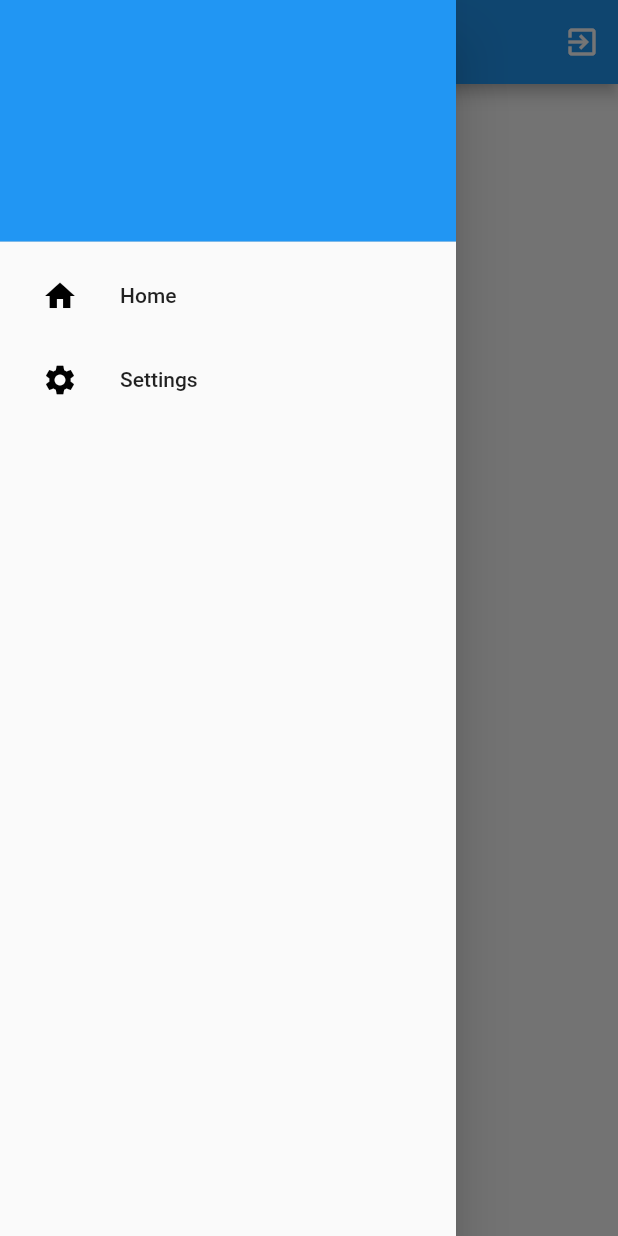
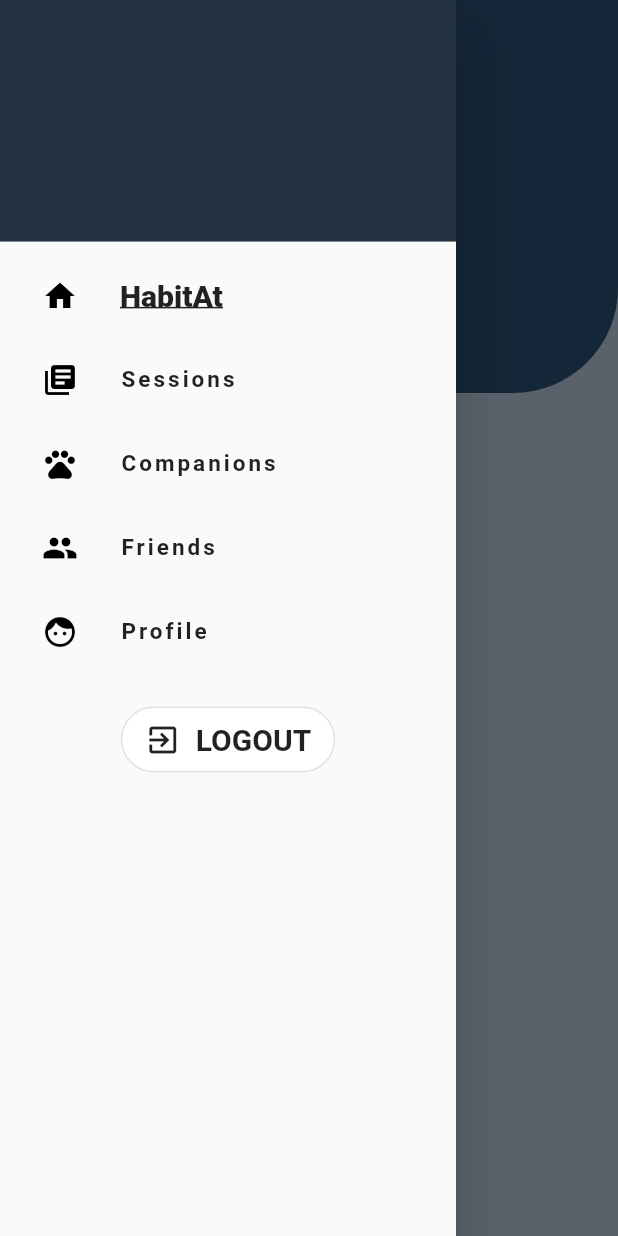
Before and after one commit to adrian1c/HabitAt, a Flutter app: the Home screen opened directly, with the side drawer open, on a phone screen of 412 x 824 dp. Run offline on Flutter 3.47's test engine with Material 2 defaults, Android fonts, the phone set to English and light mode, and no system bars; our stand-ins replace cloud_firestore, firebase_auth, firebase_core, flutter_signin_button, google_fonts, splashscreen; accounts and stored records are empty; Roboto replaces fonts that are missing (Sen, Spartan).

Commit message:
Added new pages and styling

```diff
--- a/lib/home.dart
+++ b/lib/home.dart
@@ -2,38 +2,53 @@ import 'package:firebase_auth/firebase_auth.dart';
 import 'package:flutter/material.dart';
 import 'package:cloud_firestore/cloud_firestore.dart';
 
+import 'package:google_fonts/google_fonts.dart';
+
 import 'email_login.dart';
+import 'session.dart';
+import 'companion.dart';
+import 'friend.dart';
+import 'profile.dart';
 
 class Home extends StatelessWidget {
   Home({this.uid});
   final String uid;
-  final String title = "Home";
 
   @override
   Widget build(BuildContext context) {
+    double width = MediaQuery.of(context).size.width;
+    double height = MediaQuery.of(context).size.height;
     return Scaffold(
-        appBar: AppBar(
-          title: Text(title),
-          actions: <Widget>[
-            IconButton(
-              icon: Icon(
-                Icons.exit_to_app,
-                color: Colors.white,
+      backgroundColor: Color(0xffC2D3E8),
+      appBar: new AppBar(
+        elevation: 0,
+        backgroundColor: Color(0xff29547B),
+        title: Text('HOME',
+            textAlign: TextAlign.left,
+            style: GoogleFonts.sen(
+              fontWeight: FontWeight.bold,
+              fontSize: 20,
+            )),
+      ),
+      body: Column(
+        children: [
+          Container(
+            alignment: Alignment.center,
+            width: width,
+            height: height * 0.25,
+            decoration: BoxDecoration(
+              color: Color(0xff29547B),
+              borderRadius: BorderRadius.only(
+                bottomLeft: Radius.circular(70.0),
+                bottomRight: Radius.circular(70.0),
               ),
-              onPressed: () {
-                FirebaseAuth auth = FirebaseAuth.instance;
-                auth.signOut().then((res) {
-                  Navigator.pushAndRemoveUntil(
-                      context,
-                      MaterialPageRoute(builder: (context) => EmailLogIn()),
-                      (Route<dynamic> route) => false);
-                });
-              },
-            )
-          ],
-        ),
-        body: Center(child: Text('Welcome!')),
-        drawer: NavigateDrawer(uid: this.uid));
+            ),
+            child: Text('Hello'),
+          ),
+        ],
+      ),
+      drawer: NavigateDrawer(uid: uid),
+    );
   }
 }
 
@@ -59,7 +74,11 @@ class _NavigateDrawerState extends State<NavigateDrawer> {
                     .get(),
                 builder: (context, AsyncSnapshot<DocumentSnapshot> snapshot) {
                   if (snapshot.hasData) {
-                    return Text(snapshot.data['email']);
+                    return Text(snapshot.data['email'],
+                        style: GoogleFonts.spartan(
+                            color: Colors.white,
+                            fontWeight: FontWeight.w300,
+                            fontSize: 10));
                   } else {
                     return CircularProgressIndicator();
                   }
@@ -71,13 +90,17 @@ class _NavigateDrawerState extends State<NavigateDrawer> {
                     .get(),
                 builder: (context, AsyncSnapshot<DocumentSnapshot> snapshot) {
                   if (snapshot.hasData) {
-                    return Text(snapshot.data['name']);
+                    return Text(snapshot.data['name'],
+                        style: GoogleFonts.spartan(
+                            color: Colors.white,
+                            fontWeight: FontWeight.normal,
+                            fontSize: 20));
                   } else {
                     return CircularProgressIndicator();
                   }
                 }),
             decoration: BoxDecoration(
-              color: Colors.blue,
+              color: Color(0xff233141),
             ),
           ),
           ListTile(
@@ -85,7 +108,13 @@ class _NavigateDrawerState extends State<NavigateDrawer> {
               icon: new Icon(Icons.home, color: Colors.black),
               onPressed: () => null,
             ),
-            title: Text('Home'),
+            title: Text(
+              'HabitAt',
+              style: GoogleFonts.spartan(
+                  decoration: TextDecoration.underline,
+                  fontWeight: FontWeight.w900,
+                  fontSize: 20),
+            ),
             onTap: () {
               print(widget.uid);
               Navigator.push(
@@ -96,13 +125,131 @@ class _NavigateDrawerState extends State<NavigateDrawer> {
           ),
           ListTile(
             leading: new IconButton(
-              icon: new Icon(Icons.settings, color: Colors.black),
+              icon: new Icon(Icons.library_books, color: Colors.black),
               onPressed: () => null,
             ),
-            title: Text('Settings'),
+            title: Text(
+              'Sessions',
+              style: GoogleFonts.spartan(
+                fontWeight: FontWeight.w700,
+                fontSize: 15,
+                letterSpacing: 2.0,
+              ),
+            ),
             onTap: () {
-              print(widget.uid);
+              Navigator.push(
+                context,
+                MaterialPageRoute(
+                    builder: (context) => SessionPage(uid: widget.uid)),
+              );
             },
+          ),
+          ListTile(
+            leading: new IconButton(
+              icon: new Icon(Icons.pets, color: Colors.black),
+              onPressed: () => null,
+            ),
+            title: Text(
+              'Companions',
+              style: GoogleFonts.spartan(
+                fontWeight: FontWeight.w700,
+                fontSize: 15,
+                letterSpacing: 2.0,
+              ),
+            ),
+            onTap: () {
+              Navigator.push(
+                context,
+                MaterialPageRoute(
+                    builder: (context) => CompanionPage(uid: widget.uid)),
+              );
+            },
+          ),
+          ListTile(
+            leading: new IconButton(
+              icon: new Icon(Icons.people, color: Colors.black),
+              onPressed: () => null,
+            ),
+            title: Text(
+              'Friends',
+              style: GoogleFonts.spartan(
+                fontWeight: FontWeight.w700,
+                fontSize: 15,
+                letterSpacing: 2.0,
+              ),
+            ),
+            onTap: () {
+              Navigator.push(
+                context,
+                MaterialPageRoute(
+                    builder: (context) => FriendPage(uid: widget.uid)),
+              );
+            },
+          ),
+          ListTile(
+            leading: new IconButton(
+              icon: new Icon(Icons.face, color: Colors.black),
+              onPressed: () => null,
+            ),
+            title: Text(
+              'Profile',
+              style: GoogleFonts.spartan(
+                fontWeight: FontWeight.w700,
+                fontSize: 15,
+                letterSpacing: 2.0,
+              ),
+            ),
+            onTap: () {
+              Navigator.push(
+                context,
+                MaterialPageRoute(
+                    builder: (context) => ProfilePage(uid: widget.uid)),
+              );
+            },
+          ),
+          Container(
+            alignment: Alignment.center,
+            padding: const EdgeInsets.all(20.0),
+            child: OutlinedButton(
+              style: ButtonStyle(
+                backgroundColor: MaterialStateProperty.all(Colors.white),
+                shape: MaterialStateProperty.all(
+                  RoundedRectangleBorder(
+                    borderRadius: BorderRadius.circular(40),
+                  ),
+                ),
+              ),
+              onPressed: () {
+                FirebaseAuth auth = FirebaseAuth.instance;
+                auth.signOut().then((res) {
+                  Navigator.pushAndRemoveUntil(
+                      context,
+                      MaterialPageRoute(builder: (context) => EmailLogIn()),
+                      (Route<dynamic> route) => false);
+                });
+              },
+              child: Padding(
+                padding: const EdgeInsets.fromLTRB(0, 10, 0, 10),
+                child: Row(
+                  mainAxisSize: MainAxisSize.min,
+                  mainAxisAlignment: MainAxisAlignment.center,
+                  children: <Widget>[
+                    Icon(Icons.exit_to_app, color: Colors.black87),
+                    Padding(
+                      padding: const EdgeInsets.only(left: 10),
+                      child: Text(
+                        'LOGOUT',
+                        style: TextStyle(
+                          fontSize: 20,
+                          color: Colors.black87,
+                          fontWeight: FontWeight.w600,
+                        ),
+                      ),
+                    )
+                  ],
+                ),
+              ),
+            ),
           ),
         ],
       ),
```
Also changed, not shown: lib/companion.dart (added, +54 -0 lines), lib/friend.dart (added, +54 -0 lines), lib/profile.dart (added, +54 -0 lines), lib/runSession.dart (added, +15 -0 lines), lib/session.dart (added, +54 -0 lines).
